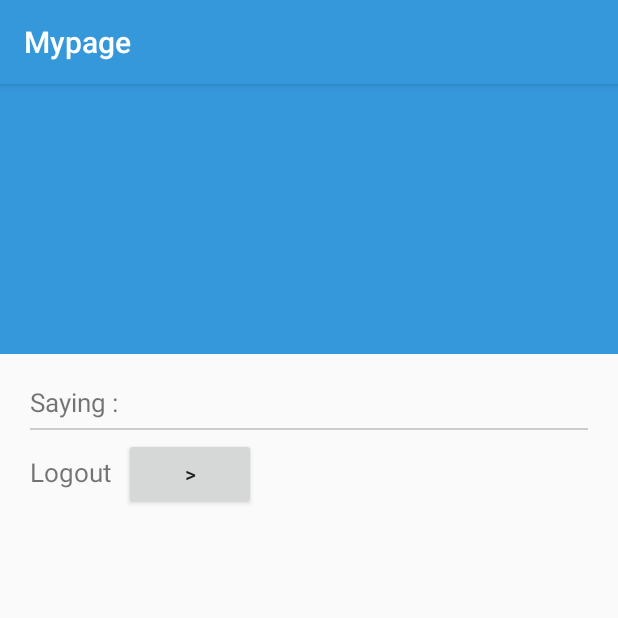
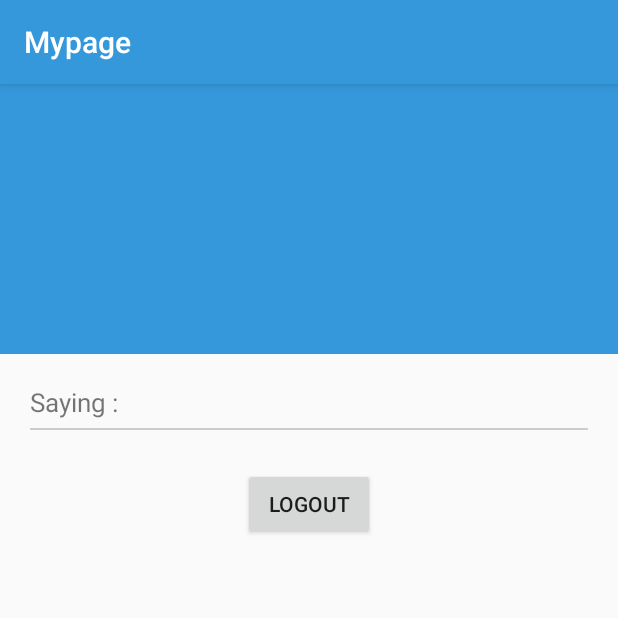
Before and after one commit to songmho/Saylog, an Android app: the MypageActivity screen opened directly, with no data from a screen before it, on a phone screen of 412 x 824 dp, the top half of it. Run offline under Robolectric (Android 15) with nearby library versions, the phone set to English and light mode, and no system bars; 1 statement that could not run was skipped.

Commit message:
mypage 레이아웃 수정

```diff
--- a/app/src/main/res/layout/activity_mypage.xml
+++ b/app/src/main/res/layout/activity_mypage.xml
@@ -18,7 +18,7 @@
     </LinearLayout>
     <LinearLayout
         android:layout_width="match_parent"
-        android:layout_height="match_parent"
+        android:layout_height="wrap_content"
         android:orientation="vertical"
         android:layout_margin="20dp">
         <LinearLayout
@@ -31,6 +31,7 @@
                 android:layout_height="wrap_content"
                 android:text="Saying : "/>
             <TextView
+                android:textSize="17dp"
                 android:id="@+id/number"
                 android:layout_width="wrap_content"
                 android:layout_height="wrap_content" />
@@ -42,21 +43,13 @@
             android:layout_marginTop="5dp"
             android:layout_marginBottom="5dp"
             />
+        </LinearLayout>
 
-        <LinearLayout
-            android:orientation="horizontal"
-            android:layout_width="match_parent"
-            android:layout_height="wrap_content">
-            <TextView
-                android:textSize="17dp"
-                android:layout_width="wrap_content"
-                android:layout_height="wrap_content"
-                android:text="Logout  "/>
-            <Button
-                android:id="@+id/logout"
-                android:layout_width="wrap_content"
-                android:layout_height="wrap_content"
-                android:text=">"/>
-        </LinearLayout>
-        </LinearLayout>
+
+    <Button
+        android:id="@+id/logout"
+        android:layout_width="wrap_content"
+        android:layout_height="wrap_content"
+        android:text="Logout"
+        android:layout_gravity="center|bottom"/>
 </LinearLayout>
```
